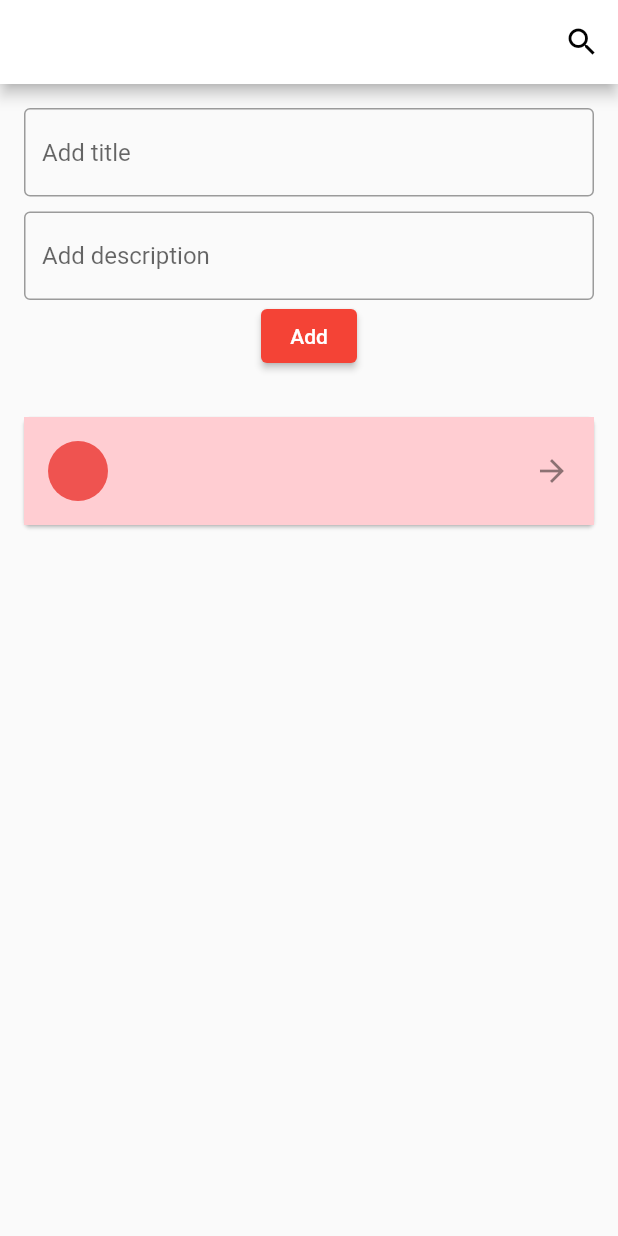
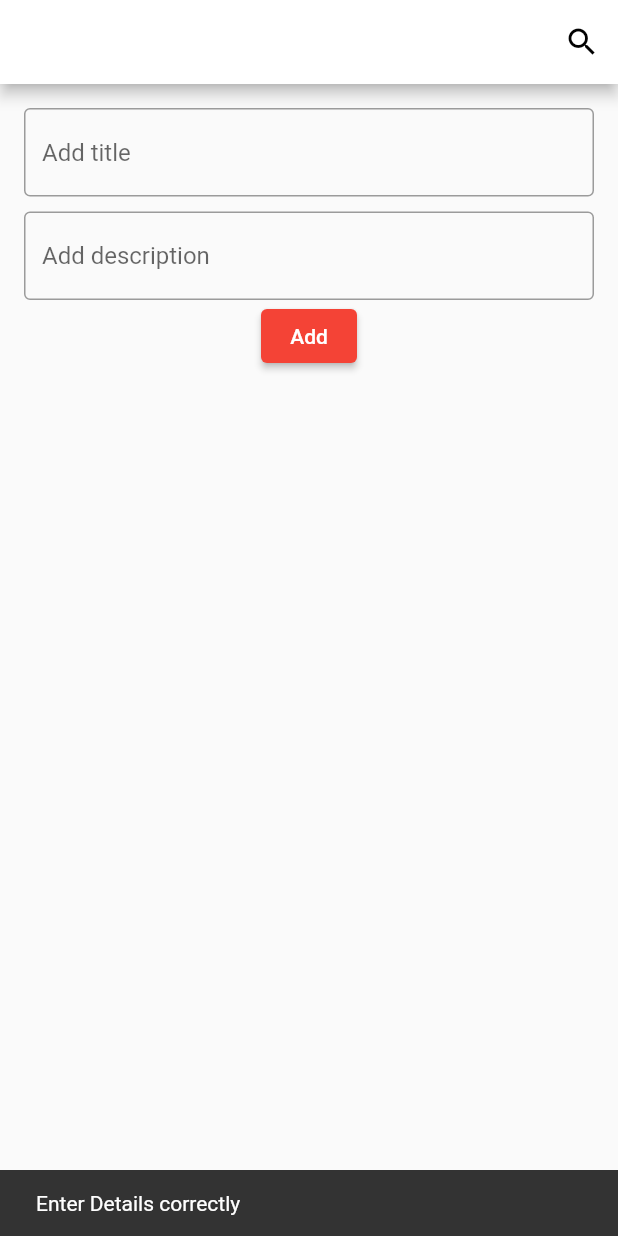
Before and after one commit to cmtboy/module10_assignment, a Flutter app: the screen it shows after launch, after a tap on "Add", on a phone screen of 412 x 824 dp. Run offline on Flutter 3.47's test engine with Material 2 defaults, Android fonts, the phone set to English and light mode, and no system bars.

Commit message:
add validation for empty title and description

```diff
--- a/lib/main.dart
+++ b/lib/main.dart
@@ -1,4 +1,5 @@
 import 'package:flutter/material.dart';
+import 'package:module10_assignment/views/text_list_screen.dart';
 
 void main() {
   runApp(const MyApp());
@@ -15,187 +16,3 @@ class MyApp extends StatelessWidget {
     );
   }
 }
-
-class TextListScreen extends StatefulWidget {
-  const TextListScreen({super.key});
-
-  @override
-  _TextListScreenState createState() => _TextListScreenState();
-}
-
-class _TextListScreenState extends State<TextListScreen> {
-  List<Item> items = [];
-  TextEditingController titleController = TextEditingController();
-  TextEditingController descriptionController = TextEditingController();
-
-  @override
-  Widget build(BuildContext context) {
-    return Scaffold(
-      appBar: AppBar(
-        backgroundColor: Colors.white,
-        actions: [
-          IconButton(
-            onPressed: () {},
-            icon: const Icon(
-              Icons.search,
-              color: Colors.black,
-            ),
-          )
-        ],
-      ),
-      body: ListView(
-        children: [
-          Container(
-            padding: const EdgeInsets.all(16),
-            child: Column(
-              children: [
-                TextField(
-                  controller: titleController,
-                  decoration: const InputDecoration(
-                    border: OutlineInputBorder(),
-                    hintText: "Add title",
-                  ),
-                ),
-                const SizedBox(height: 10),
-                TextField(
-                  controller: descriptionController,
-                  decoration: const InputDecoration(
-                    border: OutlineInputBorder(),
-                    hintText: "Add description",
-                  ),
-                ),
-                ElevatedButton(
-                  style: ElevatedButton.styleFrom(backgroundColor: Colors.red),
-                  onPressed: () {
-                    setState(() {
-                      items.add(
-                        Item(titleController.text, descriptionController.text),
-                      );
-                    });
-                    titleController.text = '';
-                    descriptionController.text = '';
-                  },
-                  child: const Text("Add"),
-                ),
-                const SizedBox(
-                  height: 30,
-                ),
-                ...items.map((item) {
-                  return Card(
-                    margin: const EdgeInsets.only(bottom: 8.0),
-                    child: ListTile(
-                      tileColor: Colors.red[100],
-                      leading: CircleAvatar(
-                        backgroundColor: Colors.red[400],
-                      ),
-                      title: Text(item.title),
-                      subtitle: Text(item.subtitle),
-                      trailing: const Icon(Icons.arrow_forward),
-                      onLongPress: () {
-                        _showEditDeleteDialog(items.indexOf(item));
-                      },
-                    ),
-                  );
-                }).toList(),
-              ],
-            ),
-          ),
-        ],
-      ),
-    );
-  }
-
-  void _showEditDeleteDialog(int index) {
-    showDialog(
-      context: context,
-      builder: (context) {
-        return AlertDialog(
-          title: const Text('Alert'),
-          actions: [
-            Row(
-              mainAxisAlignment: MainAxisAlignment.spaceBetween,
-              children: [
-                TextButton(
-                  onPressed: () {
-                    Navigator.of(context).pop();
-                    _editTextItem(index);
-                  },
-                  child: const Text('Edit'),
-                ),
-                TextButton(
-                  onPressed: () {
-                    Navigator.of(context).pop();
-                    _deleteTextItem(index);
-                  },
-                  child: const Text('Delete'),
-                ),
-              ],
-            )
-          ],
-        );
-      },
-    );
-  }
-
-  void _editTextItem(int index) {
-    String editedTitle = items[index].title;
-    String editedSubtitle = items[index].subtitle;
-
-    showModalBottomSheet(
-      context: context,
-      builder: (context) {
-        return Padding(
-          padding: const EdgeInsets.all(16.0),
-          child: Column(
-            children: [
-              TextField(
-                onChanged: (value) {
-                  setState(() {
-                    editedTitle = value;
-                  });
-                },
-                decoration: const InputDecoration(
-                    hintText: 'Title', border: OutlineInputBorder()),
-                controller: TextEditingController(text: editedTitle),
-              ),
-              const SizedBox(height: 8),
-              TextField(
-                onChanged: (value) {
-                  setState(() {
-                    editedSubtitle = value;
-                  });
-                },
-                decoration: const InputDecoration(
-                    hintText: 'Subtitle', border: OutlineInputBorder()),
-                controller: TextEditingController(text: editedSubtitle),
-              ),
-              ElevatedButton(
-                style: ElevatedButton.styleFrom(backgroundColor: Colors.red),
-                onPressed: () {
-                  setState(() {
-                    items[index] = Item(editedTitle, editedSubtitle);
-                  });
-                  Navigator.of(context).pop();
-                },
-                child: const Text('Edit Done'),
-              ),
-            ],
-          ),
-        );
-      },
-    );
-  }
-
-  void _deleteTextItem(int index) {
-    setState(() {
-      items.removeAt(index);
-    });
-  }
-}
-
-class Item {
-  String title;
-  String subtitle;
-
-  Item(this.title, this.subtitle);
-}
--- a/lib/views/text_list_screen.dart
+++ b/lib/views/text_list_screen.dart
@@ -53,12 +53,23 @@ class _TextListScreenState extends State<TextListScreen> {
                   style: ElevatedButton.styleFrom(backgroundColor: Colors.red),
                   onPressed: () {
                     setState(() {
-                      items.add(
-                        Item(titleController.text, descriptionController.text),
-                      );
+                      if (titleController.text.isEmpty ||
+                          descriptionController.text.isEmpty) {
+                        ScaffoldMessenger.of(context).showSnackBar(
+                          const SnackBar(
+                            content: Text("Enter Details correctly"),
+                          ),
+                        );
+                        return;
+                      } else {
+                        items.add(
+                          Item(
+                              titleController.text, descriptionController.text),
+                        );
+                        titleController.text = '';
+                        descriptionController.text = '';
+                      }
                     });
-                    titleController.text = '';
-                    descriptionController.text = '';
                   },
                   child: const Text("Add"),
                 ),
```
